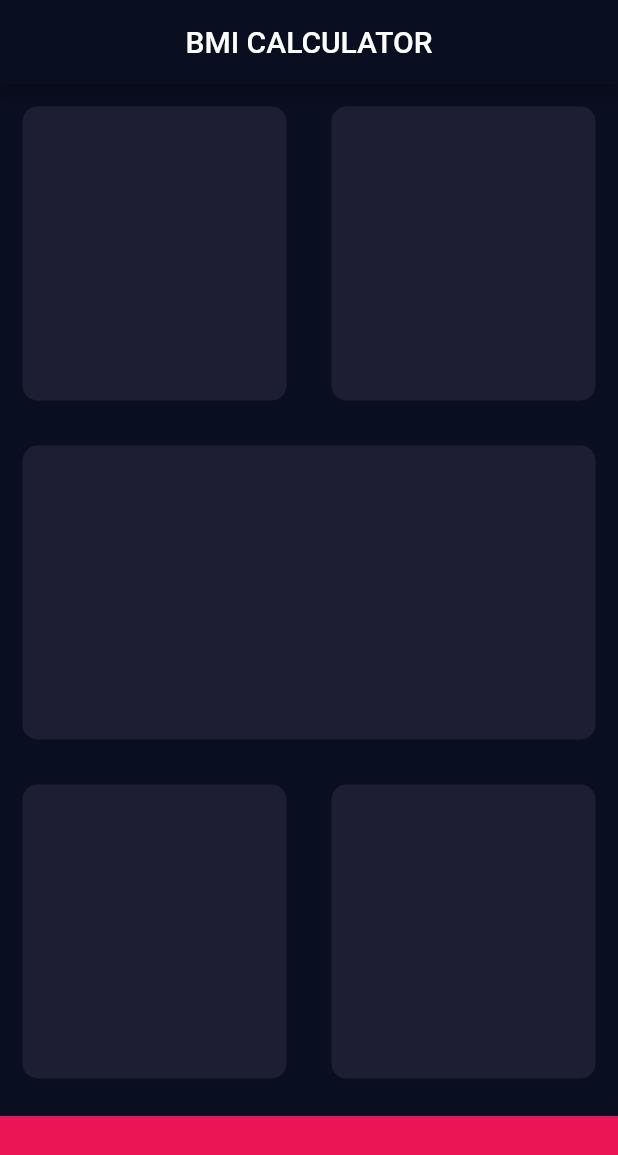
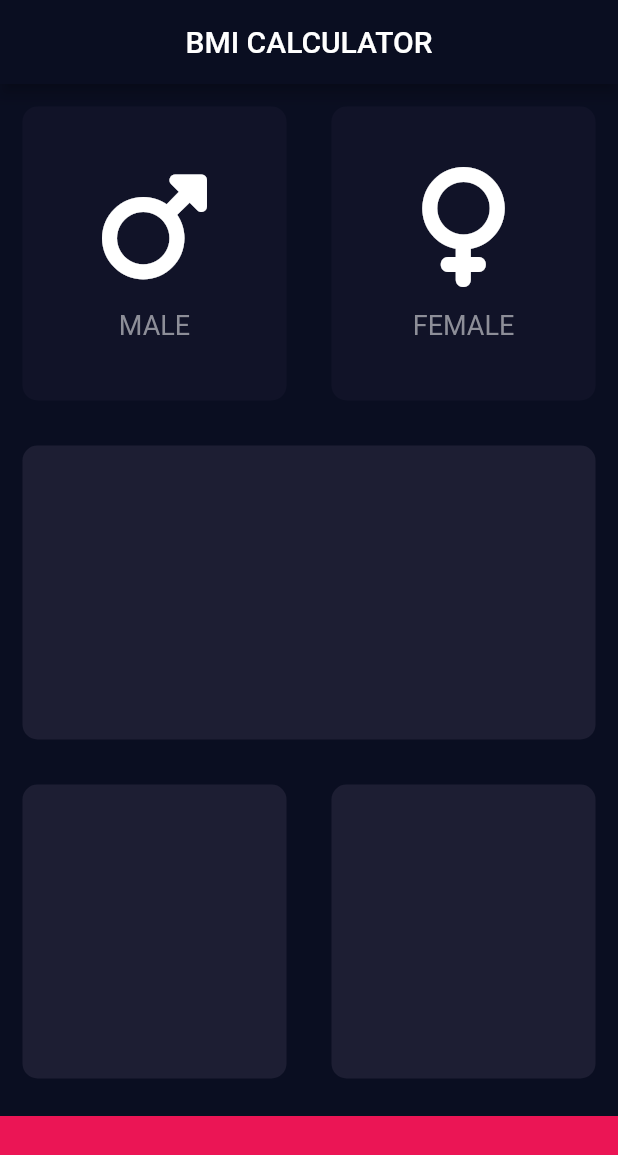
Before and after one commit to Hallcoder/bmi, a Flutter app: the screen it shows after launch, on a phone screen of 412 x 824 dp. Shown: the top 1155 px of the screen. Run offline on Flutter 3.47's test engine with Material 2 defaults, Android fonts, the phone set to English and light mode, and no system bars; our stand-ins replace font_awesome_flutter.

```diff
--- /dev/null
+++ b/lib/icon_content.dart
@@ -0,0 +1,24 @@
+import 'package:flutter/material.dart';
+
+class IconContent extends StatelessWidget {
+  const IconContent({Key? key, required this.icon, required this.text,}) : super(key: key);
+  final IconData icon;
+  final String text;
+  @override
+  Widget build(BuildContext context) {
+    return Column(
+        mainAxisAlignment: MainAxisAlignment.center,
+        children: [
+          Icon(
+            icon,
+            color: Colors.white,
+            size: 80.0,
+          ),
+          const SizedBox(
+            height: 15.0,
+          ),
+          Text(text,
+              style: const TextStyle(fontSize: 18.0, color: Color(0xff8d8e98)))
+        ]);
+  }
+}
--- a/lib/input_page.dart
+++ b/lib/input_page.dart
@@ -1,6 +1,12 @@
 import 'package:flutter/material.dart';
+import 'package:font_awesome_flutter/font_awesome_flutter.dart';
+import 'reusable_Card.dart';
+import 'icon_content.dart';
+
 const bottomContainerHeight = 80.0;
-const rcColor =  Color(0xff1d1e33);
+const activeColor = Color(0xff1d1e33);
+const inactiveColor = Color(0xff111328);
+enum Genders{male,female,none}
 class InputPage extends StatefulWidget {
   const InputPage({Key? key}) : super(key: key);
 
@@ -9,6 +15,8 @@ class InputPage extends StatefulWidget {
 }
 
 class InputPageState extends State<InputPage> {
+  late Genders selectedGender = Genders.none;
+
   @override
   Widget build(BuildContext context) {
     return Scaffold(
@@ -19,33 +27,53 @@ class InputPageState extends State<InputPage> {
         children: [
           Expanded(
               child: Row(
-            children: const [
+            children: [
               Expanded(
-                child: ReusableCard(
-                  colour: rcColor,
+                child: GestureDetector(
+                  onTap: () {
+                    setState(() {
+                      selectedGender = Genders.male;
+                    });
+                  },
+                  child: ReusableCard(
+                    cardChild: const IconContent(
+                        icon: FontAwesomeIcons.mars, text: 'MALE'),
+                    colour: selectedGender == Genders.male ? activeColor:inactiveColor,
+                  ),
                 ),
               ),
-              Expanded(
-                child: ReusableCard(
-                  colour: rcColor,
+               Expanded(
+                child: GestureDetector(
+                  onTap: (){
+                    setState(() {
+                      selectedGender = Genders.female;
+                    });
+                  },
+                  child: ReusableCard(
+                    cardChild:
+                       const IconContent(icon: FontAwesomeIcons.venus, text: 'FEMALE'),
+                    colour: selectedGender == Genders.female? activeColor:inactiveColor,
+                  ),
                 ),
               ),
             ],
           )),
           const Expanded(
-            child: ReusableCard(colour: rcColor),
+            child: ReusableCard(
+              colour: activeColor,
+            ),
           ),
           Expanded(
             child: Row(
               children: const [
                 Expanded(
                   child: ReusableCard(
-                    colour: rcColor,
+                    colour: activeColor,
                   ),
                 ),
                 Expanded(
                   child: ReusableCard(
-                    colour: rcColor,
+                    colour: activeColor,
                   ),
                 ),
               ],
@@ -53,29 +81,12 @@ class InputPageState extends State<InputPage> {
           ),
           Container(
             color: const Color(0xffeb1555),
-            margin:const  EdgeInsets.only(top:10.0),
+            margin: const EdgeInsets.only(top: 10.0),
             width: double.infinity,
             height: bottomContainerHeight,
           ),
         ],
       ),
     );
-
   }
 }
-
-class ReusableCard extends StatelessWidget {
-  const ReusableCard({Key? key, required this.colour}) : super(key: key);
-
-  final Color colour;
-  @override
-  Widget build(BuildContext context) {
-    return Container(
-      margin: const EdgeInsets.all(15.0),
-      decoration: BoxDecoration(
-        color: rcColor,
-        borderRadius: BorderRadius.circular(10.0),
-      ),
-    );
-  }
-}
--- /dev/null
+++ b/lib/reusable_Card.dart
@@ -0,0 +1,19 @@
+import 'package:flutter/material.dart';
+class ReusableCard extends StatelessWidget {
+  const ReusableCard({Key? key, required this.colour, this.cardChild})
+      : super(key: key);
+
+  final Color colour;
+  final Widget? cardChild;
+  @override
+  Widget build(BuildContext context) {
+    return Container(
+      margin: const EdgeInsets.all(15.0),
+      decoration: BoxDecoration(
+        color: colour,
+        borderRadius: BorderRadius.circular(10.0),
+      ),
+      child: cardChild,
+    );
+  }
+}
--- a/pubspec.yaml
+++ b/pubspec.yaml
@@ -34,6 +34,7 @@ dependencies:
   # The following adds the Cupertino Icons font to your application.
   # Use with the CupertinoIcons class for iOS style icons.
   cupertino_icons: ^1.0.2
+  font_awesome_flutter: ^10.1.0
 
 dev_dependencies:
   flutter_test:
```
Also changed, not shown: pubspec.lock.
